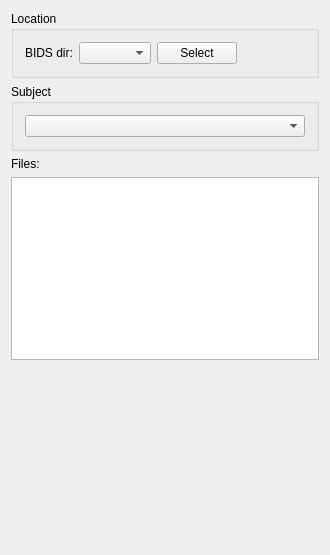
This is src/AnyWave/IO/BIDS/AwBIDSGUI.ui in HIP-infrastructure/anywave-code as Qt 5 draws it before an edit. The edited form follows.
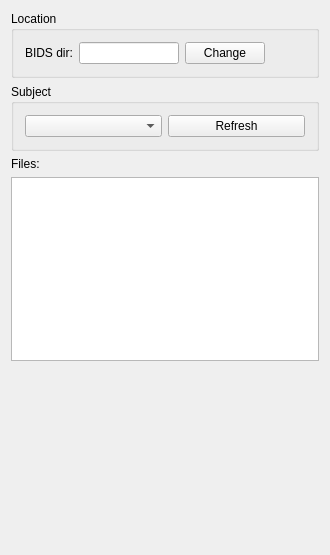
This is the edited form.

What changed in the file:
```diff
--- a/src/AnyWave/IO/BIDS/AwBIDSGUI.ui
+++ b/src/AnyWave/IO/BIDS/AwBIDSGUI.ui
@@ -19,7 +19,7 @@
      <property name="title">
       <string>Location</string>
      </property>
-     <layout class="QHBoxLayout" name="horizontalLayout">
+     <layout class="QHBoxLayout" name="horizontalLayout" stretch="0,1,0,0">
       <item>
        <widget class="QLabel" name="label">
         <property name="text">
@@ -28,12 +28,12 @@
        </widget>
       </item>
       <item>
-       <widget class="QComboBox" name="comboRootDir"/>
+       <widget class="QLineEdit" name="leDIR"/>
       </item>
       <item>
        <widget class="QPushButton" name="buttonSelect">
         <property name="text">
-         <string>Select</string>
+         <string>Change</string>
         </property>
        </widget>
       </item>
@@ -44,7 +44,7 @@
         </property>
         <property name="sizeHint" stdset="0">
          <size>
-          <width>85</width>
+          <width>40</width>
           <height>20</height>
          </size>
         </property>
@@ -62,6 +62,13 @@
       <item>
        <widget class="QComboBox" name="comboSubject"/>
       </item>
+      <item>
+       <widget class="QPushButton" name="pushButton">
+        <property name="text">
+         <string>Refresh</string>
+        </property>
+       </widget>
+      </item>
      </layout>
     </widget>
    </item>
@@ -83,7 +90,7 @@
      <property name="sizeHint" stdset="0">
       <size>
        <width>20</width>
-       <height>192</height>
+       <height>191</height>
       </size>
      </property>
     </spacer>
```
